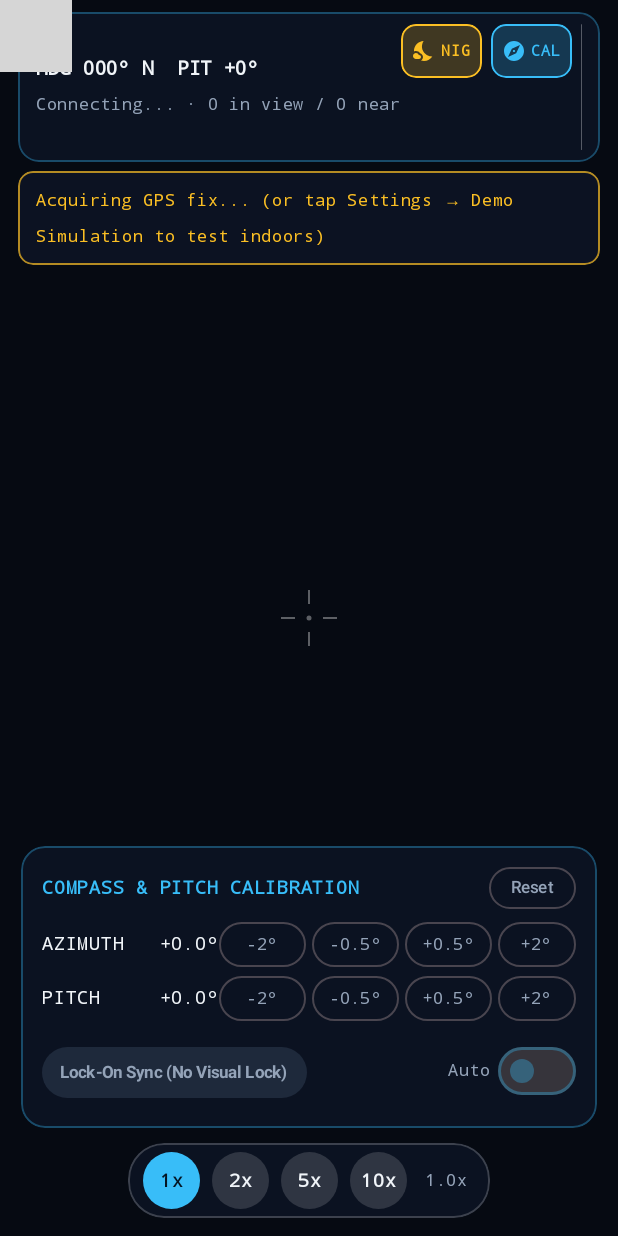
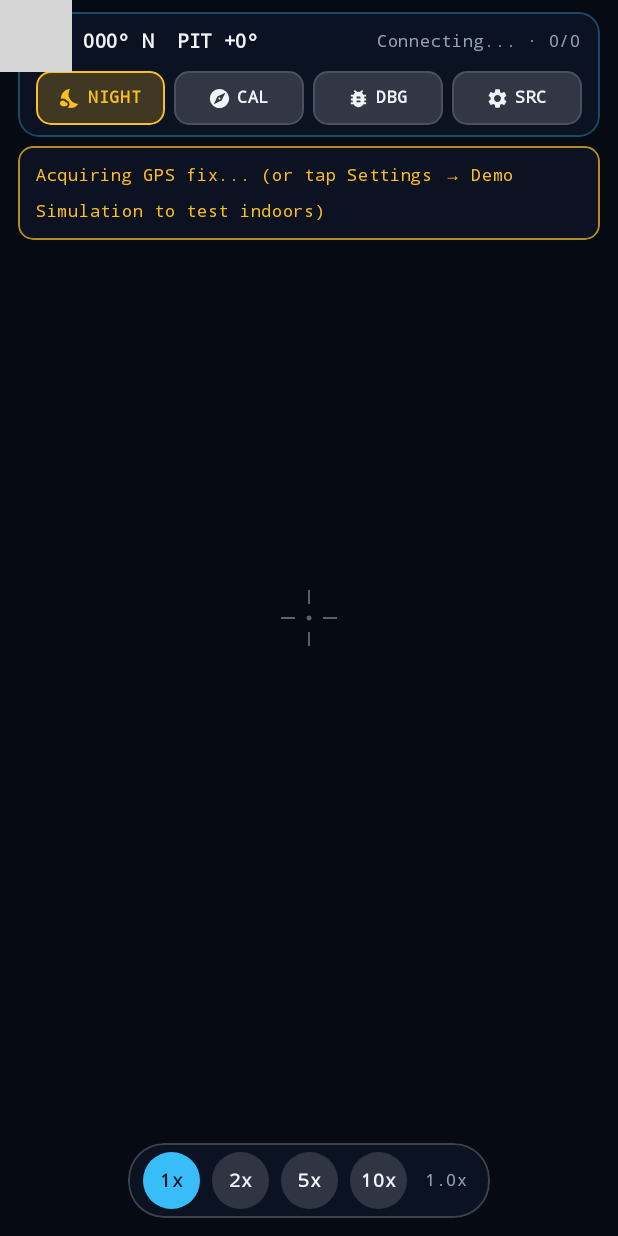
Before and after one commit to thomasantony/flight-trackar, an Android app built with Jetpack Compose: the screen it shows after launch (MainActivity), after a tap on "DAY", on a phone screen of 412 x 824 dp. Run offline under Robolectric (Android 15) with nearby library versions, the phone set to English and light mode, and no system bars; libraries missing offline, so code that uses them is left out: androidx.camera.camera2, androidx.camera.core, androidx.camera.lifecycle, androidx.camera.view; 4 statements that could not run were skipped; 2 other taps on this screen came first; grey boxes are pictures that could not be loaded.

Commit message:
Fix Pixel multi-camera FOV, HUD overflow, tree false locks, adsb.fi feed; bump versionCode to 3

```diff
--- a/app/build.gradle.kts
+++ b/app/build.gradle.kts
@@ -38,8 +38,8 @@ android {
         applicationId = "com.thomasantony.flighttrackar"
         minSdk = 26
         targetSdk = 36
-        versionCode = 2
-        versionName = "0.0.1"
+        versionCode = 3
+        versionName = "0.0.2"
 
         testInstrumentationRunner = "androidx.test.runner.AndroidJUnitRunner"
     }
--- a/app/src/main/java/com/flighttrackar/model/AppSettings.kt
+++ b/app/src/main/java/com/flighttrackar/model/AppSettings.kt
@@ -3,15 +3,15 @@ package com.flighttrackar.model
 enum class AdsbProviderChoice(val label: String, val subtitle: String) {
     AUTO(
         "Auto (Best Open)",
-        "airplanes.live → adsb.lol → OpenSky fallback"
+        "adsb.fi → adsb.lol → OpenSky fallback"
     ),
-    AIRPLANES_LIVE(
-        "airplanes.live",
-        "~2s updates, turn-rate & position age, no API key"
+    ADSB_FI(
+        "adsb.fi OpenData",
+        "Fast sub-second positions, aircraft type & operator, no API key"
     ),
     ADSB_LOL(
         "adsb.lol",
-        "~2s updates, turn-rate & position age, no API key"
+        "Fast readsb v2 feed (500 req/day/IP limit), no API key"
     ),
     OPENSKY(
         "OpenSky Network",
--- a/app/src/main/java/com/flighttrackar/ui/ArFlightOverlay.kt
+++ b/app/src/main/java/com/flighttrackar/ui/ArFlightOverlay.kt
@@ -143,7 +143,7 @@ fun ArFlightOverlay(
 
             // 2. Visual Detection Bounding Box (from Day/Night camera CV pipeline)
             val det = ac.visualDetection
-            if (det != null && det.confidence >= 0.30f) {
+            if (det != null && det.confidence >= 0.55f) {
                 val boxCx = det.centerXNorm * vw
                 val boxCy = det.centerYNorm * vh
                 val boxW = (det.boxWidthNorm * vw).coerceIn(52f, 260f)
--- a/app/src/main/java/com/flighttrackar/ui/CameraPreviewContainer.kt
+++ b/app/src/main/java/com/flighttrackar/ui/CameraPreviewContainer.kt
@@ -1,9 +1,17 @@
 package com.flighttrackar.ui
 
+import android.content.Context
+import android.hardware.camera2.CameraCaptureSession
 import android.hardware.camera2.CameraCharacteristics
+import android.hardware.camera2.CameraManager
+import android.hardware.camera2.CaptureRequest
+import android.hardware.camera2.CaptureResult
+import android.hardware.camera2.TotalCaptureResult
+import android.os.Build
 import android.util.Size
 import androidx.annotation.OptIn
 import androidx.camera.camera2.interop.Camera2CameraInfo
+import androidx.camera.camera2.interop.Camera2Interop
 import androidx.camera.camera2.interop.ExperimentalCamera2Interop
 import androidx.camera.core.Camera
 import androidx.camera.core.CameraSelector
@@ -31,15 +39,17 @@ import androidx.compose.ui.platform.LocalContext
 import androidx.compose.ui.viewinterop.AndroidView
 import androidx.core.content.ContextCompat
 import androidx.lifecycle.compose.LocalLifecycleOwner
-import com.flighttrackar.model.CameraIntrinsics
 import com.flighttrackar.vision.CameraAnalyzer
 import com.flighttrackar.vision.SkyAircraftDetector
 import java.util.concurrent.Executors
+import java.util.concurrent.atomic.AtomicBoolean
+import kotlin.math.abs
+import kotlin.math.hypot
 
 /**
  * Hosts CameraX PreviewView + YUV ImageAnalysis for sky detection, reads exact Camera2
- * physical sensor & focal-length intrinsics (including multi-lens zoom range on Pixel 9 Pro),
- * and supports pinch-to-zoom and tap-to-select gestures.
+ * 1.0x physical lens focal length & sensor size (including multi-camera logical devices
+ * like Pixel 9 Pro via live CaptureResult), and supports pinch-to-zoom & tap-to-select.
  */
 @OptIn(ExperimentalCamera2Interop::class)
 @Composable
@@ -54,6 +64,7 @@ fun CameraPreviewContainer(
     var boundCamera by remember { mutableStateOf<Camera?>(null) }
     val analysisExecutor = remember { Executors.newSingleThreadExecutor() }
     val detector = remember { SkyAircraftDetector() }
+    val calibrated1xLens = remember { AtomicBoolean(false) }
 
     DisposableEffect(Unit) {
         onDispose {
@@ -102,10 +113,63 @@ fun CameraPreviewContainer(
                     implementationMode = PreviewView.ImplementationMode.PERFORMANCE
                 }
 
+                val cameraManager = ctx.getSystemService(Context.CAMERA_SERVICE) as CameraManager
                 val cameraProviderFuture = ProcessCameraProvider.getInstance(ctx)
                 cameraProviderFuture.addListener({
                     val cameraProvider = cameraProviderFuture.get()
-                    val preview = Preview.Builder().build().also {
+                    val previewBuilder = Preview.Builder()
+
+                    // Inspect live CaptureResult at 1.0x zoom so multi-camera logical devices
+                    // (like Pixel 9 Pro: 0.5x UW + 1x Main + 5x Tele) report the EXACT 1.0x
+                    // physical lens focal length & sensor size instead of focalLengths[0] (UW)!
+                    Camera2Interop.Extender(previewBuilder).setSessionCaptureCallback(
+                        object : CameraCaptureSession.CaptureCallback() {
+                            override fun onCaptureCompleted(
+                                session: CameraCaptureSession,
+                                request: CaptureRequest,
+                                result: TotalCaptureResult
+                            ) {
+                                if (calibrated1xLens.get()) return
+                                val liveZoom = if (Build.VERSION.SDK_INT >= Build.VERSION_CODES.R) {
+                                    result.get(CaptureResult.CONTROL_ZOOM_RATIO) ?: 1.0f
+                                } else 1.0f
+
+                                // Latch exact physical 1.0x camera intrinsics when at ~1.0x zoom
+                                if (abs(liveZoom - 1.0f) < 0.08f) {
+                                    val liveFocal = result.get(CaptureResult.LENS_FOCAL_LENGTH)
+                                    val activePhysId = if (Build.VERSION.SDK_INT >= Build.VERSION_CODES.Q) {
+                                        result.get(CaptureResult.LOGICAL_MULTI_CAMERA_ACTIVE_PHYSICAL_ID)
+                                    } else null
+
+                                    var physW: Float? = null
+                                    var physH: Float? = null
+                                    if (!activePhysId.isNullOrBlank()) {
+                                        runCatching {
+                                            val chars = cameraManager.getCameraCharacteristics(activePhysId)
+                                            val sz = chars.get(CameraCharacteristics.SENSOR_INFO_PHYSICAL_SIZE)
+                                            if (sz != null) {
+                                                physW = sz.width
+                                                physH = sz.height
+                                            }
+                                        }
+                                    }
+
+                                    if (liveFocal != null && liveFocal > 0.5f) {
+                                        calibrated1xLens.set(true)
+                                        viewModel.updateCameraIntrinsics { cur ->
+                                            cur.copy(
+                                                focalLengthMm = liveFocal,
+                                                sensorWidthMm = physW ?: cur.sensorWidthMm,
+                                                sensorHeightMm = physH ?: cur.sensorHeightMm
+                                            )
+                                        }
+                                    }
+                                }
+                            }
+                        }
+                    )
+
+                    val preview = previewBuilder.build().also {
                         it.surfaceProvider = previewView.surfaceProvider
                     }
 
@@ -143,7 +207,9 @@ fun CameraPreviewContainer(
                         )
                         boundCamera = camera
 
-                        // Extract physical Camera2 intrinsics for accurate AR FOV projection
+                        // Initial fallback intrinsics before first CaptureResult arrives:
+                        // Pick the focal length closest to a 24mm-equivalent 1.0x main lens
+                        // (avoids grabbing index 0 ultrawide on multi-camera logical devices).
                         val cam2Info = Camera2CameraInfo.from(camera.cameraInfo)
                         val physicalSize = cam2Info.getCameraCharacteristic(
                             CameraCharacteristics.SENSOR_INFO_PHYSICAL_SIZE
@@ -155,11 +221,24 @@ fun CameraPreviewContainer(
                             CameraCharacteristics.SENSOR_ORIENTATION
                         ) ?: 90
 
+                        val chosenFocal = if (focalLengths != null && focalLengths.isNotEmpty()) {
+                            if (focalLengths.size == 1 || physicalSize == null) {
+                                focalLengths[0]
+                            } else {
+                                val diagMm = hypot(physicalSize.width.toDouble(), physicalSize.height.toDouble())
+                                // 35mm full-frame diagonal = 43.27mm; main 1.0x smartphone lens is ~24-26mm equiv
+                                focalLengths.minByOrNull { f ->
+                                    val eq35 = f * (43.27 / diagMm.coerceAtLeast(1.0))
+                                    abs(eq35 - 25.0)
+                                } ?: focalLengths[0]
+                            }
+                        } else null
+
                         viewModel.updateCameraIntrinsics { cur ->
                             cur.copy(
                                 sensorWidthMm = physicalSize?.width ?: cur.sensorWidthMm,
                                 sensorHeightMm = physicalSize?.height ?: cur.sensorHeightMm,
-                                focalLengthMm = focalLengths?.firstOrNull() ?: cur.focalLengthMm,
+                                focalLengthMm = chosenFocal ?: cur.focalLengthMm,
                                 sensorOrientationDeg = sensorOrientation
                             )
                         }
--- a/app/src/main/java/com/flighttrackar/ui/FlightArScreen.kt
+++ b/app/src/main/java/com/flighttrackar/ui/FlightArScreen.kt
@@ -38,6 +38,7 @@ import androidx.compose.ui.graphics.Color
 import androidx.compose.ui.graphics.vector.ImageVector
 import androidx.compose.ui.text.font.FontFamily
 import androidx.compose.ui.text.font.FontWeight
+import androidx.compose.ui.text.style.TextOverflow
 import androidx.compose.ui.unit.dp
 import androidx.compose.ui.unit.sp
 import com.flighttrackar.math.CameraProjection
@@ -172,9 +173,7 @@ private fun TopTelemetryBar(
     onToggleCalibrate: () -> Unit,
     onOpenSettings: () -> Unit
 ) {
-    Row(
-        verticalAlignment = Alignment.CenterVertically,
-        horizontalArrangement = Arrangement.SpaceBetween,
+    Column(
         modifier = Modifier
             .fillMaxWidth()
             .clip(RoundedCornerShape(14.dp))
@@ -182,8 +181,12 @@ private fun TopTelemetryBar(
             .border(1.dp, HudColors.PanelBorder, RoundedCornerShape(14.dp))
             .padding(horizontal = 12.dp, vertical = 8.dp)
     ) {
-        // Heading, Pitch & Track Count
-        Column {
+        // Row 1: Heading, Pitch & Live Feed Status (never crowds buttons!)
+        Row(
+            verticalAlignment = Alignment.CenterVertically,
+            horizontalArrangement = Arrangement.SpaceBetween,
+            modifier = Modifier.fillMaxWidth()
+        ) {
             val hdg = uiState.trueHeadingDeg.roundToInt() % 360
             val cardinal = cardinalDirection(hdg)
             val pitch = uiState.calibratedPitchDeg.roundToInt()
@@ -192,22 +195,38 @@ private fun TopTelemetryBar(
                 color = HudColors.TextPrimary,
                 fontSize = 13.sp,
                 fontWeight = FontWeight.Bold,
-                fontFamily = FontFamily.Monospace
+                fontFamily = FontFamily.Monospace,
+                maxLines = 1,
+                softWrap = false
             )
+
+            Spacer(modifier = Modifier.width(8.dp))
+
             val visibleCount = uiState.projectedAircraft.count { it.isInViewport }
-            val lockedCount = uiState.projectedAircraft.count { it.isInViewport && it.visualDetection != null }
+            val lockedCount = uiState.projectedAircraft.count {
+                it.isInViewport && (it.visualDetection?.confidence ?: 0f) >= 0.55f
+            }
             val sourceTag = if (uiState.settings.provider == AdsbProviderChoice.DEMO_SIM) "DEMO" else uiState.activeSourceName
             Text(
-                text = "$sourceTag · $visibleCount in view / ${uiState.totalTrackedCount} near" +
-                    if (lockedCount > 0) " · $lockedCount locked" else "",
+                text = "$sourceTag · $visibleCount/${uiState.totalTrackedCount}" +
+                    if (lockedCount > 0) " · $lockedCount lock" else "",
                 color = if (lockedCount > 0) HudColors.EmeraldLock else HudColors.TextSecondary,
                 fontSize = 11.sp,
-                fontFamily = FontFamily.Monospace
+                fontFamily = FontFamily.Monospace,
+                maxLines = 1,
+                softWrap = false,
+                overflow = TextOverflow.Ellipsis
             )
         }
 
-        // Quick-Toggle HUD Buttons
-        Row(horizontalArrangement = Arrangement.spacedBy(6.dp)) {
+        Spacer(modifier = Modifier.height(7.dp))
+
+        // Row 2: Dedicated single-line quick-action pills (guaranteed never to wrap or clip)
+        Row(
+            horizontalArrangement = Arrangement.spacedBy(6.dp),
+            verticalAlignment = Alignment.CenterVertically,
+            modifier = Modifier.fillMaxWidth()
+        ) {
             val (visionIcon, visionColor) = when (uiState.settings.visionMode) {
                 VisionMode.OFF -> Icons.Default.VisibilityOff to HudColors.TextSecondary
                 VisionMode.NIGHT -> Icons.Default.NightsStay to HudColors.AmberNight
@@ -220,10 +239,11 @@ private fun TopTelemetryBar(
             }
             HudIconPill(
                 icon = visionIcon,
-                label = uiState.settings.visionMode.label.take(3).uppercase(),
+                label = uiState.settings.visionMode.label.uppercase(),
                 active = uiState.settings.visionMode != VisionMode.OFF,
                 tint = visionColor,
-                onClick = onCycleVision
+                onClick = onCycleVision,
+                modifier = Modifier.weight(1f)
             )
             HudIconPill(
                 icon = Icons.Default.Explore,
@@ -232,21 +252,24 @@ private fun TopTelemetryBar(
                     abs(uiState.settings.calibration.azimuthOffsetDeg) > 0.1f ||
                     abs(uiState.settings.calibration.pitchOffsetDeg) > 0.1f,
                 tint = HudColors.CyanPrimary,
-                onClick = onToggleCalibrate
+                onClick = onToggleCalibrate,
+                modifier = Modifier.weight(1f)
             )
             HudIconPill(
                 icon = Icons.Default.BugReport,
                 label = "DBG",
                 active = uiState.settings.showDebugHud,
                 tint = HudColors.AmberNight,
-                onClick = onToggleDebug
+                onClick = onToggleDebug,
+                modifier = Modifier.weight(1f)
             )
             HudIconPill(
                 icon = Icons.Default.Settings,
-                label = null,
-                active = false,
+                label = "SRC",
+                active = uiState.showSettingsSheet,
                 tint = HudColors.TextPrimary,
-                onClick = onOpenSettings
+                onClick = onOpenSettings,
+                modifier = Modifier.weight(1f)
             )
         }
     }
@@ -258,35 +281,39 @@ private fun HudIconPill(
     label: String?,
     active: Boolean,
     tint: Color,
-    onClick: () -> Unit
+    onClick: () -> Unit,
+    modifier: Modifier = Modifier
 ) {
     Row(
         verticalAlignment = Alignment.CenterVertically,
-        modifier = Modifier
+        horizontalArrangement = Arrangement.Center,
+        modifier = modifier
             .clip(RoundedCornerShape(10.dp))
-            .background(if (active) tint.copy(alpha = 0.22f) else Color(0x33FFFFFF))
+            .background(if (active) tint.copy(alpha = 0.22f) else Color(0x28FFFFFF))
             .border(
                 width = 1.dp,
                 color = if (active) tint else Color(0x22FFFFFF),
                 shape = RoundedCornerShape(10.dp)
             )
             .clickable(onClick = onClick)
-            .padding(horizontal = 7.dp, vertical = 6.dp)
+            .padding(horizontal = 6.dp, vertical = 6.dp)
     ) {
         Icon(
             imageVector = icon,
             contentDescription = label,
             tint = if (active) tint else HudColors.TextPrimary,
-            modifier = Modifier.size(16.dp)
+            modifier = Modifier.size(15.dp)
         )
         if (label != null) {
-            Spacer(modifier = Modifier.width(3.dp))
+            Spacer(modifier = Modifier.width(4.dp))
             Text(
                 text = label,
-                fontSize = 10.sp,
+                fontSize = 11.sp,
                 fontWeight = FontWeight.Bold,
                 color = if (active) tint else HudColors.TextPrimary,
-                fontFamily = FontFamily.Monospace
+                fontFamily = FontFamily.Monospace,
+                maxLines = 1,
+                softWrap = false
             )
         }
     }
--- a/app/src/main/java/com/flighttrackar/ui/FlightArViewModel.kt
+++ b/app/src/main/java/com/flighttrackar/ui/FlightArViewModel.kt
@@ -361,7 +361,7 @@ class FlightArViewModel(application: Application) : AndroidViewModel(application
                     val pollDelayMs = when (state.settings.provider) {
                         AdsbProviderChoice.OPENSKY -> 8000L
                         AdsbProviderChoice.DEMO_SIM -> 2000L
-                        else -> if (result.activeSourceName == "OpenSky") 8000L else 2200L
+                        else -> if (result.activeSourceName == "OpenSky") 8000L else 3000L
                     }
                     delay(pollDelayMs)
                 } else {
--- a/app/src/main/java/com/flighttrackar/ui/SettingsSheet.kt
+++ b/app/src/main/java/com/flighttrackar/ui/SettingsSheet.kt
@@ -165,7 +165,7 @@ fun SettingsSheet(
             Text(
                 text = "FlightTrackAR v${BuildConfig.VERSION_NAME} (${BuildConfig.VERSION_CODE})\n" +
                     "Camera frames are processed strictly on-device and never recorded or transmitted. " +
-                    "Live flight positions are fetched from open community ADS-B networks (airplanes.live, adsb.lol, OpenSky Network).",
+                    "Live flight positions are fetched from open community ADS-B networks (adsb.fi, adsb.lol, OpenSky Network).",
                 fontSize = 11.sp,
                 color = HudColors.TextSecondary,
                 lineHeight = 16.sp
```
Also changed, not shown: app/src/main/java/com/flighttrackar/data/AdsbRepository.kt (+16 -11 lines), app/src/main/java/com/flighttrackar/vision/SkyAircraftDetector.kt (+86 -9 lines), 7 other files.
